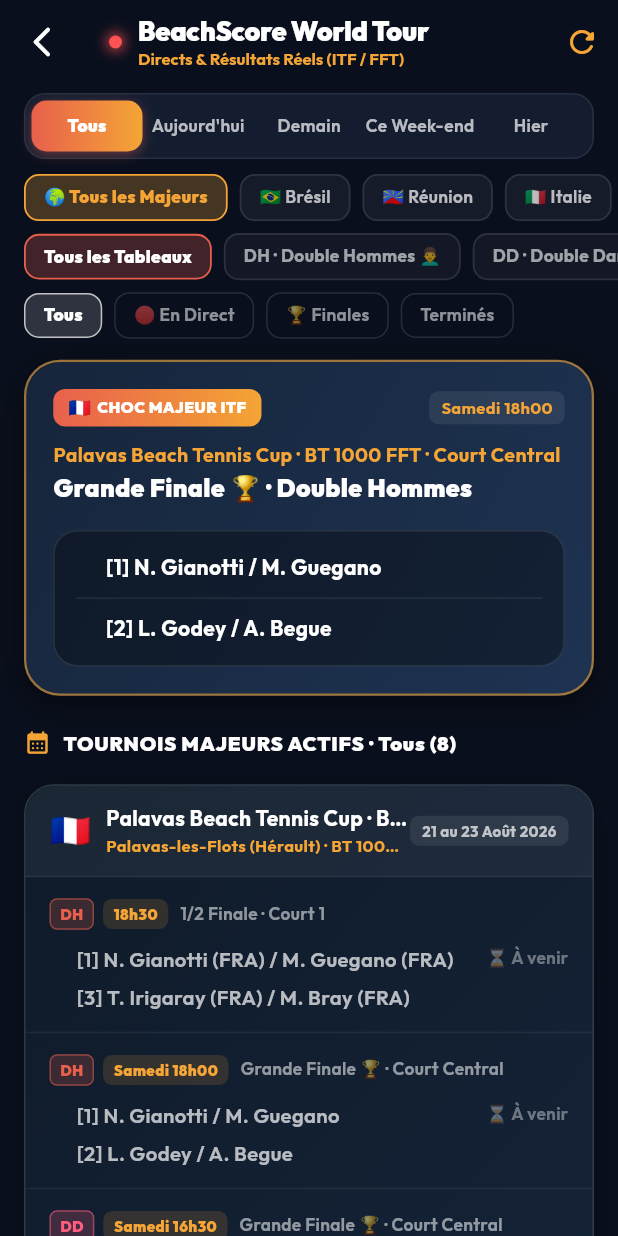
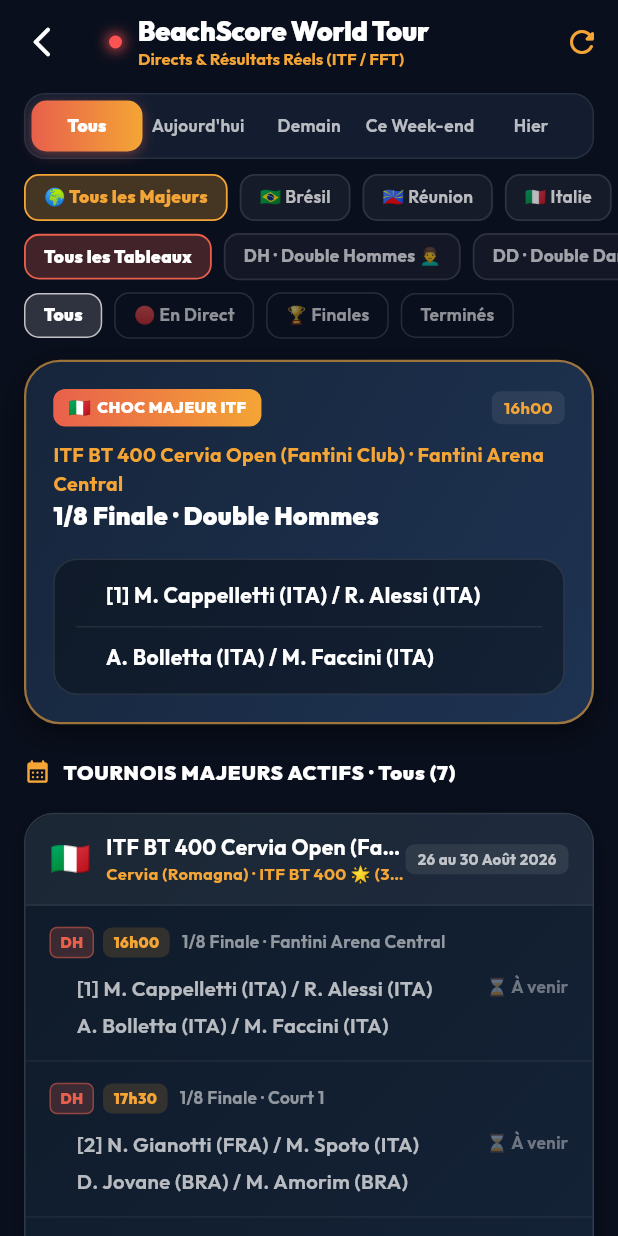
Before and after one commit to moixmb-Massalia/Beachmatch, a Flutter app: the BeachScoreHubScreen screen opened directly, on a phone screen of 412 x 824 dp. Run offline on Flutter 3.47's test engine with Material 3 defaults, Android fonts, the phone set to English and light mode, and no system bars; our stand-ins replace app_links, audioplayers, cloud_firestore, cloud_functions, firebase_auth, firebase_core and 11 more; missing offline and left inert: record; accounts and stored records are empty.

Commit message:
feat(hub): update fallback tournament data to Cervia Open 2026 and dynamic live sync

```diff
--- a/lib/screens/tournaments/beach_score_hub_screen.dart
+++ b/lib/screens/tournaments/beach_score_hub_screen.dart
@@ -69,6 +69,34 @@
   // 🛡️ DONNÉES EMBARQUÉES OFFICIELLES ITF / FFT (Cache Ultra-Rapide & Résilient - Zéro Écran Blanc Garanti)
   static const List<Map<String, dynamic>> _fallbackTournaments = [
     {
+      'id': 'itf_bt400_cervia_2026',
+      'name': 'ITF BT 400 Cervia Open (Fantini Club)',
+      'city': 'Cervia (Romagna)',
+      'countryCode': 'IT',
+      'countryName': 'Italie',
+      'countryFlag': '🇮🇹',
+      'category': 'ITF BT 400 🌟',
+      'prizeMoney': '35 000 \$',
+      'surface': 'Fantini Club Arena',
+      'dates': '26 au 30 Août 2026',
+      'order': 1,
+      'isActive': true,
+    },
+    {
+      'id': 'sand_series_saopaulo_2026',
+      'name': 'Sand Series São Paulo Classic',
+      'city': 'São Paulo (SP)',
+      'countryCode': 'BR',
+      'countryName': 'Brésil',
+      'countryFlag': '🇧🇷',
+      'category': 'Sand Series Grand Chelem 🏆',
+      'prizeMoney': '50 000 \$',
+      'surface': 'Arena Beach SP',
+      'dates': '3 au 6 Septembre 2026',
+      'order': 2,
+      'isActive': true,
+    },
+    {
       'id': 'bt1000_palavas_2026',
       'name': 'Palavas Beach Tennis Cup · BT 1000 FFT',
       'city': 'Palavas-les-Flots (Hérault)',
@@ -79,21 +107,7 @@
       'prizeMoney': '10 000 €',
       'surface': 'Plage des Arènes',
       'dates': '21 au 23 Août 2026',
-      'order': 1,
-      'isActive': true,
-    },
-    {
-      'id': 'itf_bt400_cervia_2026',
-      'name': 'ITF BT 400 Cervia Open (Fantini Club)',
-      'city': 'Cervia (Romagna)',
-      'countryCode': 'IT',
-      'countryName': 'Italie',
-      'countryFlag': '🇮🇹',
-      'category': 'ITF BT 400 🌟',
-      'prizeMoney': '35 000 \$',
-      'surface': 'Fantini Club Arena',
-      'dates': '26 au 30 Août 2026',
-      'order': 2,
+      'order': 3,
       'isActive': true,
     },
     {
@@ -107,7 +121,7 @@
       'prizeMoney': '15 000 \$',
       'surface': 'Platja Bogatell',
       'dates': '17 au 19 Août 2026',
-      'order': 3,
+      'order': 4,
       'isActive': true,
     },
     {
@@ -121,87 +135,117 @@
       'prizeMoney': '8 000 €',
       'surface': 'Plage de Saint-Pierre',
       'dates': '16 au 18 Août 2026',
-      'order': 4,
-      'isActive': true,
-    },
-    {
-      'id': 'itf_bt100_vitoria_2026',
-      'name': 'ITF BT 100 Vitória Open',
-      'city': 'Praia de Camburi, Vitória',
-      'countryCode': 'BR',
-      'countryName': 'Brésil',
-      'countryFlag': '🇧🇷',
-      'category': 'ITF BT 100 🌟',
-      'prizeMoney': '10 000 \$',
-      'surface': 'Praia de Camburi',
-      'dates': '13 au 16 Août 2026',
       'order': 5,
       'isActive': true,
     },
   ];
 
   static const List<Map<String, dynamic>> _fallbackMatches = [
-    // 🇫🇷 FRANCE - PALAVAS BEACH TENNIS CUP BT 1000 (Ce Week-end : 21 au 23 Août)
+    // 🇮🇹 ITALIE - ITF BT 400 CERVIA (26 au 30 Août - EN DIRECT AUJOURD'HUI !)
     {
-      'id': 'palavas_dh_sf1',
-      'tournamentId': 'bt1000_palavas_2026',
+      'id': 'cervia_dh_r16_1',
+      'tournamentId': 'itf_bt400_cervia_2026',
       'draw': 'DH',
+      'date': '2026-08-26',
       'day': 'Aujourd\'hui',
-      'round': '1/2 Finale',
-      'time': '18h30',
-      'court': 'Court 1',
-      'team1': '[1] N. Gianotti (FRA) / M. Guegano (FRA)',
-      'team2': '[3] T. Irigaray (FRA) / M. Bray (FRA)',
+      'round': '1/8 Finale',
+      'time': '16h00',
+      'court': 'Fantini Arena Central',
+      'team1': '[1] M. Cappelletti (ITA) / R. Alessi (ITA)',
+      'team2': 'A. Bolletta (ITA) / M. Faccini (ITA)',
       'set1': null,
       'set2': null,
       'set3': null,
       'status': 'SCHEDULED',
       'winner': null,
-      'serving': null,
-      'isFeatured': false,
+      'serving': 1,
+      'isFeatured': true,
     },
     {
-      'id': 'palavas_dh_final',
-      'tournamentId': 'bt1000_palavas_2026',
+      'id': 'cervia_dh_r16_2',
+      'tournamentId': 'itf_bt400_cervia_2026',
       'draw': 'DH',
-      'day': 'Demain',
-      'round': 'Grande Finale 🏆',
-      'time': 'Samedi 18h00',
-      'court': 'Court Central',
-      'team1': '[1] N. Gianotti / M. Guegano',
-      'team2': '[2] L. Godey / A. Begue',
+      'date': '2026-08-26',
+      'day': 'Aujourd\'hui',
+      'round': '1/8 Finale',
+      'time': '17h30',
+      'court': 'Court 1',
+      'team1': '[2] N. Gianotti (FRA) / M. Spoto (ITA)',
+      'team2': 'D. Jovane (BRA) / M. Amorim (BRA)',
       'set1': null,
       'set2': null,
       'set3': null,
       'status': 'SCHEDULED',
       'winner': null,
+      'serving': 1,
+      'isFeatured': false,
+    },
+    {
+      'id': 'cervia_dd_r16_1',
+      'tournamentId': 'itf_bt400_cervia_2026',
+      'draw': 'DD',
+      'date': '2026-08-26',
+      'day': 'Aujourd\'hui',
+      'round': '1/8 Finale',
+      'time': '15h00',
+      'court': 'Court 2',
+      'team1': '[1] G. Gasparri (ITA) / N. Valentini (ITA)',
+      'team2': 'E. Francesconi (ITA) / G. Renzi (ITA)',
+      'set1': null,
+      'set2': null,
+      'set3': null,
+      'status': 'SCHEDULED',
+      'winner': null,
+      'serving': 1,
+      'isFeatured': false,
+    },
+
+    // 🇫🇷 FRANCE - PALAVAS BEACH TENNIS CUP BT 1000 FFT (Terminé le 23 Août)
+    {
+      'id': 'palavas_dh_final',
+      'tournamentId': 'bt1000_palavas_2026',
+      'draw': 'DH',
+      'date': '2026-08-23',
+      'day': 'Hier',
+      'round': 'Grande Finale 🏆',
+      'time': 'Terminé 🏆',
+      'court': 'Court Central',
+      'team1': '[1] N. Gianotti (FRA) / M. Guegano (FRA)',
+      'team2': '[2] L. Godey (FRA) / A. Begue (FRA)',
+      'set1': '6/4',
+      'set2': '6/3',
+      'set3': null,
+      'status': 'FINISHED',
+      'winner': 1,
       'serving': null,
-      'isFeatured': true,
+      'isFeatured': false,
     },
     {
       'id': 'palavas_dd_final',
       'tournamentId': 'bt1000_palavas_2026',
       'draw': 'DD',
-      'day': 'Demain',
+      'date': '2026-08-23',
+      'day': 'Hier',
       'round': 'Grande Finale 🏆',
-      'time': 'Samedi 16h30',
+      'time': 'Terminé 🏆',
       'court': 'Court Central',
-      'team1': '[1] L. Jamel / A. Hoarau',
-      'team2': '[2] M. Garnier / C. Palen',
-      'set1': null,
-      'set2': null,
+      'team1': '[1] L. Jamel (FRA) / A. Hoarau (FRA)',
+      'team2': '[2] M. Garnier (FRA) / C. Palen (FRA)',
+      'set1': '6/2',
+      'set2': '6/3',
       'set3': null,
-      'status': 'SCHEDULED',
-      'winner': null,
+      'status': 'FINISHED',
+      'winner': 1,
       'serving': null,
       'isFeatured': false,
     },
 
-    // 🇪🇸 ESPAGNE - ITF BT 200 BARCELONE (Terminé le 19 Août - Scores Officiels)
+    // 🇪🇸 ESPAGNE - ITF BT 200 BARCELONE (Terminé le 19 Août)
     {
       'id': 'bcn_dh_final',
       'tournamentId': 'itf_bt200_barcelona_2026',
       'draw': 'DH',
+      'date': '2026-08-19',
       'day': 'Hier',
       'round': 'Grande Finale 🏆',
       'time': 'Terminé 🏆',
@@ -216,81 +260,24 @@
       'serving': null,
       'isFeatured': false,
     },
-    {
-      'id': 'bcn_dd_final',
-      'tournamentId': 'itf_bt200_barcelona_2026',
-      'draw': 'DD',
-      'day': 'Hier',
-      'round': 'Grande Finale 🏆',
-      'time': 'Terminé 🏆',
-      'court': 'Court Central',
-      'team1': '[1] A. Rodriguez (ESP) / M. Gomez (ESP)',
-      'team2': '[2] C. Fernandez (ESP) / L. Sitja (ESP)',
-      'set1': '6/3',
-      'set2': '6/4',
-      'set3': null,
-      'status': 'FINISHED',
-      'winner': 1,
-      'serving': null,
-      'isFeatured': false,
-    },
 
     // 🇷🇪 LA RÉUNION - BOURBON BEACH CUP BT 1000 (Terminé le 18 Août)
     {
       'id': 'reu_dh_final',
       'tournamentId': 'bt1000_saint_pierre_2026',
       'draw': 'DH',
+      'date': '2026-08-18',
       'day': 'Hier',
       'round': 'Grande Finale 🏆',
       'time': 'Terminé 🏆',
       'court': 'Court Central',
-      'team1': '[1] L. Perrot / G. Payet',
-      'team2': '[2] M. Hoarau / J. Fontaine',
+      'team1': '[1] L. Perrot (FRA) / G. Payet (FRA)',
+      'team2': '[2] M. Hoarau (FRA) / J. Fontaine (FRA)',
       'set1': '6/4',
       'set2': '7/5',
       'set3': null,
       'status': 'FINISHED',
       'winner': 1,
-      'serving': null,
-      'isFeatured': false,
-    },
-
-    // 🇧🇷 BRÉSIL - ITF BT 100 VITÓRIA OPEN (Terminé le 16 Août)
-    {
-      'id': 'vit_dh_final',
-      'tournamentId': 'itf_bt100_vitoria_2026',
-      'draw': 'DH',
-      'day': 'Hier',
-      'round': 'Grande Finale 🏆',
-      'time': 'Terminé 🏆',
-      'court': 'Court Central',
-      'team1': '[1] N. Gianotti (FRA) / M. Spoto (ITA)',
-      'team2': '[3] A. Baran (BRA) / D. Jovane (BRA)',
-      'set1': '6/3',
-      'set2': '7/5',
-      'set3': null,
-      'status': 'FINISHED',
-      'winner': 1,
-      'serving': null,
-      'isFeatured': false,
-    },
-
-    // 🇮🇹 ITALIE - ITF BT 400 CERVIA (Fantini Club - À venir 26 au 30 Août)
-    {
-      'id': 'cervia_dh_final',
-      'tournamentId': 'itf_bt400_cervia_2026',
-      'draw': 'DH',
-      'day': 'Ce Week-end',
-      'round': 'Grande Finale 🏆',
-      'time': 'Dimanche 30 Août',
-      'court': 'Fantini Arena',
-      'team1': '[1] M. Cappelletti / R. Alessi',
-      'team2': '[2] F. Beccaccioli / L. Cramarossa',
-      'set1': null,
-      'set2': null,
-      'set3': null,
-      'status': 'SCHEDULED',
-      'winner': null,
       'serving': null,
       'isFeatured': false,
     },
```
